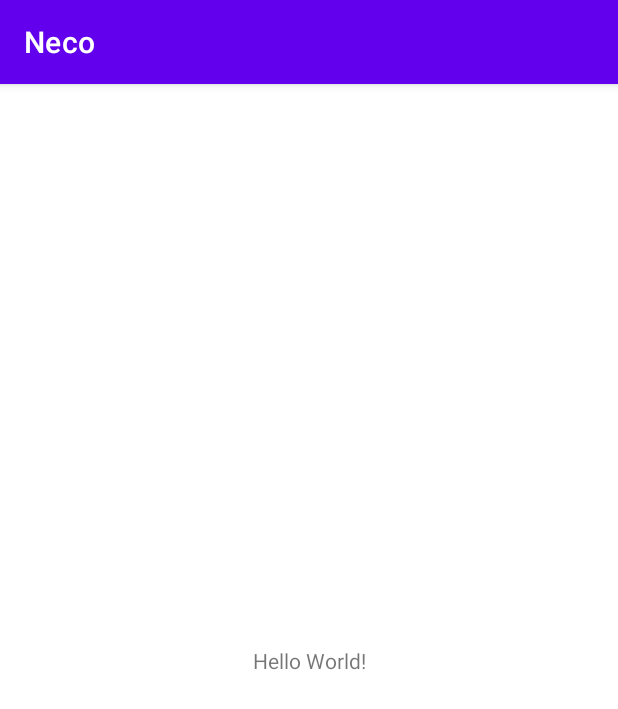
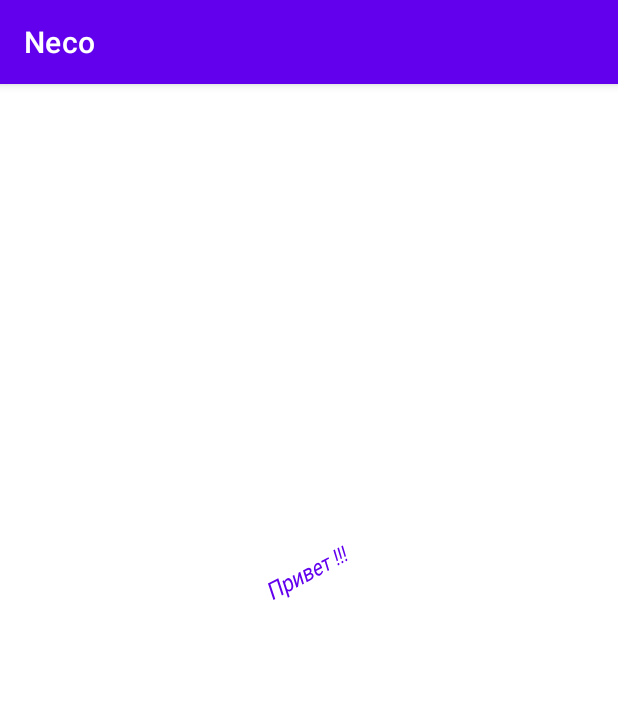
Before and after one commit to mobkot555/neko, an Android app: the screen it shows after launch (MainActivity), on a phone screen of 412 x 824 dp. Shown: the top 709 px of the screen. Run offline under Robolectric (Android 15) with nearby library versions, the phone set to English and light mode, and no system bars.

Commit message:
commit two

```diff
--- a/app/src/main/AndroidManifest.xml
+++ b/app/src/main/AndroidManifest.xml
@@ -12,6 +12,9 @@
         android:theme="@style/Theme.Neco"
         tools:targetApi="31">
         <activity
+            android:name=".MainActivity2"
+            android:exported="false" />
+        <activity
             android:name=".MainActivity"
             android:exported="true">
             <intent-filter>
--- a/app/src/main/java/com/example/neco/MainActivity.kt
+++ b/app/src/main/java/com/example/neco/MainActivity.kt
@@ -2,10 +2,45 @@ package com.example.neco
 
 import androidx.appcompat.app.AppCompatActivity
 import android.os.Bundle
+import android.util.Log
 
 class MainActivity : AppCompatActivity() {
     override fun onCreate(savedInstanceState: Bundle?) {
         super.onCreate(savedInstanceState)
         setContentView(R.layout.activity_main)
+        Log.d("myLogMA", "-onCreate1")
+        Log.d("myLogMA", "-onCreate2")
     }
+
+    override fun onStart() {
+        super.onStart()
+        Log.d("myLogMA", "-onStart")
+    }
+
+    override fun onResume() {
+        super.onResume()
+        Log.d("myLogMA", "-onResume")
+    }
+
+    override fun onPause() {
+        super.onPause()
+        Log.d("myLogMA", "-onPause")
+    }
+
+    override fun onStop() {
+        super.onStop()
+        Log.d("myLogMA", "-onStop")
+    }
+
+    override fun onDestroy() {
+        super.onDestroy()
+        Log.d("myLogMA", "-onDestroy")
+    }
+
+    override fun onRestart() {
+        super.onRestart()
+        Log.d("myLogMA", "-onRestart")
+    }
+
+
 }
--- a/app/src/main/res/layout/activity_main.xml
+++ b/app/src/main/res/layout/activity_main.xml
@@ -9,10 +9,15 @@
     <TextView
         android:layout_width="wrap_content"
         android:layout_height="wrap_content"
-        android:text="Hello World!"
+        android:rotation="-22"
+        android:rotationY="39"
+        android:text="Привет !!!"
+        android:textColor="@color/purple_500"
+        android:textSize="16sp"
         app:layout_constraintBottom_toBottomOf="parent"
         app:layout_constraintEnd_toEndOf="parent"
         app:layout_constraintStart_toStartOf="parent"
-        app:layout_constraintTop_toTopOf="parent" />
+        app:layout_constraintTop_toTopOf="parent"
+        app:layout_constraintVertical_bias="0.42" />
 
 </androidx.constraintlayout.widget.ConstraintLayout>
```
Also changed, not shown: app/src/main/java/com/example/neco/MainActivity2.kt (added, +11 -0 lines), app/src/main/res/layout/activity_main2.xml (added, +9 -0 lines).
